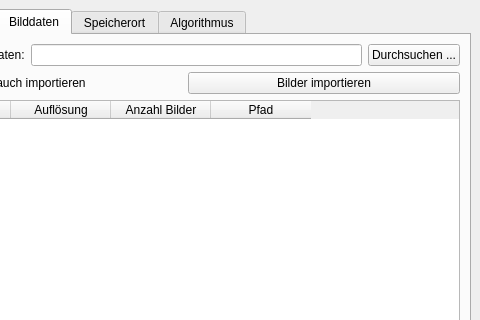
Qt form main/resources/base/badPixelMainWindow.ui (TrandyAndy/Bad-Pixel) before a commit; both pictures show x 110 to 590 and y 0 to 320 of the 590 by 571 pixel window.
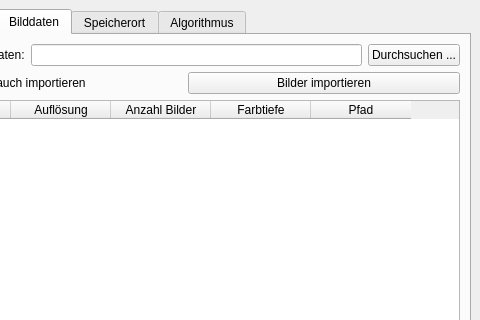
The same form after that commit. The open tabs and pages were chosen to show the change.

Commit message: Import Funktion erweitert: Erkennung von Farbbildern und Farbtiefe angeben

Diff of the .ui file:
```diff
--- a/main/resources/base/badPixelMainWindow.ui
+++ b/main/resources/base/badPixelMainWindow.ui
@@ -183,6 +183,11 @@
               <string>Anzahl Bilder</string>
              </property>
             </column>
+            <column>
+             <property name="text">
+              <string>Farbtiefe</string>
+             </property>
+            </column>
             <column>
              <property name="text">
               <string>Pfad</string>
```
The commit also changes 2 other files.
